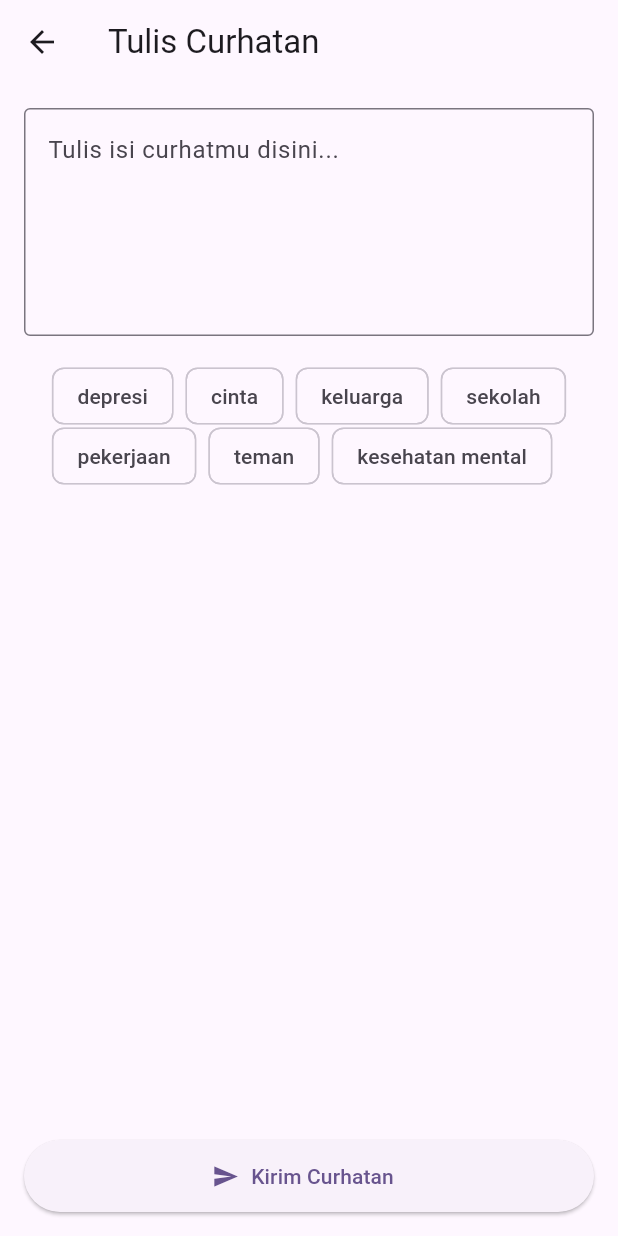
After one commit to rifqirayita8/rkom-kampus-mobile, a Flutter app: the CreatePostPage screen opened directly, after a tap on "Kirim Curhatan", on a phone screen of 412 x 824 dp. The commit adds this screen. Run offline on Flutter 3.47's test engine with Material 3 defaults, Android fonts, the phone set to English and light mode, and no system bars; our stand-ins replace bloc, cloud_firestore, dartz, dio, equatable, firebase_auth and 5 more; accounts and stored records are empty; Roboto replaces fonts that are missing (Montserrat-Regular); project files that could hold a hidden picture were left out.

Commit message:
feat: making homepage, create post, and comment page. feat: integrating to firestore

```diff
--- a/lib/features/auth/presentation/pages/login_page.dart
+++ b/lib/features/auth/presentation/pages/login_page.dart
@@ -5,9 +5,9 @@ import 'package:flutter_bloc/flutter_bloc.dart';
 import 'package:flutter_svg/flutter_svg.dart';
 import 'package:rkom_kampus/features/auth/presentation/bloc/auth_bloc.dart';
 import 'package:rkom_kampus/features/auth/presentation/bloc/auth_view_cubit.dart';
-import 'package:rkom_kampus/features/auth/presentation/pages/coba.dart';
 import 'package:rkom_kampus/features/auth/presentation/widgets/landing_page_widget.dart';
 import 'package:rkom_kampus/features/auth/presentation/widgets/login_bottom_sheet.dart';
+import 'package:rkom_kampus/features/homepage/presentation/pages/homepage.dart';
 import 'package:rkom_kampus/gen/assets.gen.dart';
 
 import '../widgets/register_bottom_sheet.dart';
@@ -32,7 +32,7 @@ class LoginPage extends StatelessWidget {
             listener: (context, state) {
               if (state is AuthSuccess) {
                 Navigator.of(context).pushReplacement(
-                  MaterialPageRoute(builder: (context) => const Coba())
+                  MaterialPageRoute(builder: (context) => const Homepage())
                 );
               }
             },
--- /dev/null
+++ b/lib/features/homepage/presentation/pages/create_post_page.dart
@@ -0,0 +1,122 @@
+import 'package:cloud_firestore/cloud_firestore.dart';
+import 'package:firebase_auth/firebase_auth.dart';
+import 'package:flutter/material.dart';
+
+class CreatePostPage extends StatefulWidget {
+  const CreatePostPage({super.key});
+
+  @override
+  State<CreatePostPage> createState() => _CreatePostPageState();
+}
+
+class _CreatePostPageState extends State<CreatePostPage> {
+  final TextEditingController _textController = TextEditingController();
+  final List<String> _selectedTags = [];
+
+  final List<String> _availableTags = [
+     'depresi',
+     'cinta',
+     'keluarga',
+     'sekolah',
+     'pekerjaan',
+     'teman',
+     'kesehatan mental'
+  ];
+
+  bool _isSubmitting = false;
+
+  Future<void> _submitPost() async {
+    final user= FirebaseAuth.instance.currentUser;
+    if (user == null || _textController.text.isEmpty) return;
+
+    setState(() {
+      _isSubmitting = true;
+    });
+
+    try {
+      final userDoc= await FirebaseFirestore.instance
+        .collection('users')
+        .doc(user.uid)
+        .get();
+
+        final username= userDoc.data()?['username'] ?? 'anon';
+
+        await FirebaseFirestore.instance.collection('posts').add({
+          'userId': user.uid,
+          'username': username,
+          'text': _textController.text.trim(),
+          'tags': _selectedTags,
+          'timestamp': FieldValue.serverTimestamp(),
+          'likes': 0,
+          'commentsCount': 0,
+          'is_flagged': false,
+        });
+
+        if (mounted) Navigator.pop(context);
+    } catch (e) {
+      debugPrint('Gagal Possting: $e');
+      ScaffoldMessenger.of(context).showSnackBar(
+        const SnackBar(content: Text('Gagal membuat curhatan')),
+      );
+    } finally {
+      setState(() {
+        _isSubmitting= false;
+      });
+    }
+  }
+  @override
+  Widget build(BuildContext context) {
+    return Scaffold(
+      appBar: AppBar(
+        title: const Text(
+          'Tulis Curhatan'
+        ),
+      ),
+      body: Padding(
+        padding: const EdgeInsets.all(16),
+        child: Column(
+          children: [
+            TextField(
+              controller: _textController,
+              maxLines: 5,
+              decoration: const InputDecoration(
+                hintText: 'Tulis isi curhatmu disini...',
+                border: OutlineInputBorder()
+              ),
+            ),
+            const SizedBox(height: 16,),
+            Wrap(
+              spacing: 8,
+              runSpacing: -8,
+              children: _availableTags.map((tag) {
+                final selected= _selectedTags.contains(tag);
+                return FilterChip(
+                  label: Text(tag),
+                  selected: selected,
+                  onSelected: (isSelected) {
+                    setState(() {
+                      isSelected
+                        ? _selectedTags.add(tag)
+                        : _selectedTags.remove(tag);
+                    });
+                  }
+                );
+              }).toList(),
+            ),
+            const Spacer(),
+            ElevatedButton.icon(
+              icon: const Icon(Icons.send),
+              label: _isSubmitting
+                ? const CircularProgressIndicator(strokeAlign: 2, color: Colors.white,)
+                : const Text('Kirim Curhatan'),
+              onPressed: _isSubmitting ? null : _submitPost,
+              style: ElevatedButton.styleFrom(
+                minimumSize: const Size.fromHeight(48)
+              ),
+            )
+          ],
+        ),
+      ),
+    );
+  }
+}
--- a/lib/main.dart
+++ b/lib/main.dart
@@ -4,7 +4,6 @@ import 'package:flutter/material.dart';
 import 'package:flutter_bloc/flutter_bloc.dart';
 import 'package:rkom_kampus/core/observer.dart';
 import 'package:rkom_kampus/features/auth/presentation/bloc/auth_bloc.dart';
-import 'package:rkom_kampus/features/auth/presentation/pages/coba.dart';
 import 'package:rkom_kampus/features/auth/presentation/pages/login_page.dart';
 import 'package:rkom_kampus/firebase_options.dart';
 import 'package:rkom_kampus/gen/fonts.gen.dart';
--- a/lib/utils/routes.dart
+++ b/lib/utils/routes.dart
@@ -1,6 +1,7 @@
 import 'package:flutter/material.dart';
-import 'package:rkom_kampus/features/auth/presentation/pages/coba.dart';
 import 'package:rkom_kampus/features/auth/presentation/pages/login_page.dart';
+
+import '../features/homepage/presentation/pages/homepage.dart';
 
 class AppRoutes {
   // static const String initial = '/';
@@ -18,7 +19,7 @@ class AppRoutes {
       case AppRoutes.homePage:
         return MaterialPageRoute(
           settings: settings,
-          builder: (_) => const Coba() // Replace with your HomePage widget
+          builder: (_) => const Homepage()
         );
 
         default:
```
Also changed, not shown: lib/features/auth/data/datasources/auth_remote_datasource.dart (+13 -3 lines), lib/features/auth/presentation/pages/coba.dart (deleted, +0 -19 lines), lib/features/auth/presentation/widgets/login_bottom_sheet.dart (+7 -2 lines), lib/features/homepage/presentation/bloc/homepage_bloc.dart (added, +13 -0 lines), lib/features/homepage/presentation/bloc/homepage_event.dart (added, +8 -0 lines), lib/features/homepage/presentation/bloc/homepage_state.dart (added, +9 -0 lines), lib/features/homepage/presentation/pages/comment_post_page.dart (added, +154 -0 lines), lib/features/homepage/presentation/pages/homepage.dart (added, +166 -0 lines), firebase.json, 7 other files.
